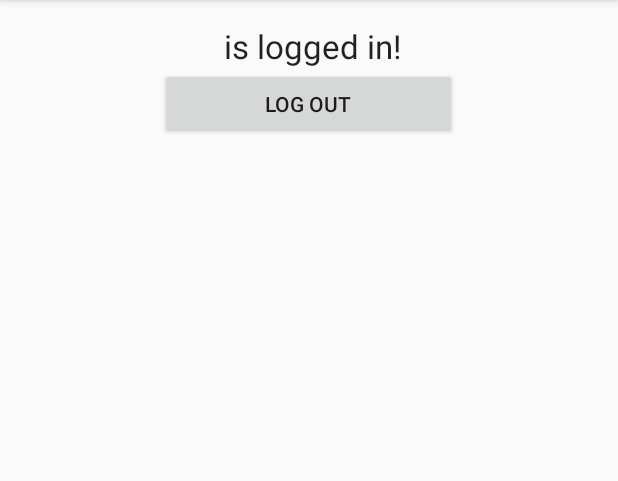
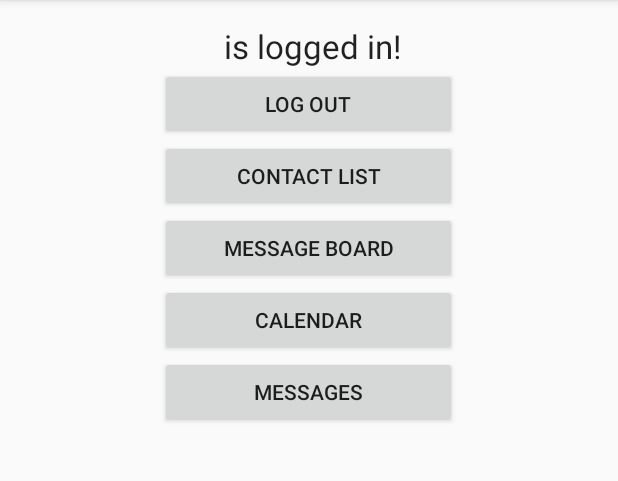
Before and after one commit to SIU-CS/Scholar_App-production, an Android app: the screen it shows after launch once a user with an empty profile is signed in (ProfileActivity), on a phone screen of 412 x 824 dp, the part 84-565 px from its top. Run offline under Robolectric (Android 15) with nearby library versions, the phone set to English and light mode, and no system bars; our stand-ins replace Firebase (no records; nobody signed in at launch, a user with empty details on screens opened directly).

Commit message:
Add buttons to lauch new activities

```diff
--- a/ScholarsProgramApp/app/src/main/java/siucs/scholarsprogramapp/ProfileActivity.java
+++ b/ScholarsProgramApp/app/src/main/java/siucs/scholarsprogramapp/ProfileActivity.java
@@ -19,6 +19,8 @@ public class ProfileActivity extends AppCompatActivity implements View.OnClickLi
     //create objects for GUI components
     private TextView textViewUserEmail;
     private Button buttonLogOut;
+    private Button buttonContactList;
+    private Button buttonMessageBoard;
 
 
     @Override
@@ -41,12 +43,16 @@ public class ProfileActivity extends AppCompatActivity implements View.OnClickLi
         //link objects with references to GUI components
         textViewUserEmail = (TextView) findViewById(R.id.textViewUserEmail);
         buttonLogOut = (Button) findViewById(R.id.buttonLogOut);
+        buttonContactList = (Button) findViewById(R.id.buttonContactList);
+        buttonMessageBoard = (Button) findViewById(R.id.buttonMessageBoard);
 
         //set textViewUserEmail text to let the user know they're logged in
         textViewUserEmail.setText(user.getEmail() + " is logged in!");
 
         //create onclicklistener for button
         buttonLogOut.setOnClickListener(this);
+        buttonContactList.setOnClickListener(this);
+        buttonMessageBoard.setOnClickListener(this);
 
 
     }
@@ -59,6 +65,13 @@ public class ProfileActivity extends AppCompatActivity implements View.OnClickLi
             firebaseAuth.signOut();
             finish();
             startActivity(new Intent(this, MainActivity.class));
+        } else if (view == buttonContactList) {
+            //need to create a new activity for the Contact List
+            // startActivity(new Intent(this, ContactsActivity.class));
+
+        }else if(view == buttonMessageBoard){
+            //need to create a new activity for the Contact List
+            // startActivity(new Intent(this, MessageBoardActivity.class));
         }
 
     }
--- a/ScholarsProgramApp/app/src/main/res/layout/activity_profile.xml
+++ b/ScholarsProgramApp/app/src/main/res/layout/activity_profile.xml
@@ -31,5 +31,33 @@
             android:layout_height="wrap_content"
             android:layout_gravity="center_horizontal"
             android:id="@+id/buttonLogOut" />
+
+        <Button
+            android:text="Contact List"
+            android:layout_width="198dp"
+            android:layout_height="wrap_content"
+            android:layout_gravity="center_horizontal"
+            android:id="@+id/buttonContactList" />
+
+        <Button
+            android:text="Message Board"
+            android:layout_width="198dp"
+            android:layout_height="wrap_content"
+            android:layout_gravity="center_horizontal"
+            android:id="@+id/buttonMessageBoard" />
+
+        <Button
+            android:text="Calendar"
+            android:layout_width="198dp"
+            android:layout_height="wrap_content"
+            android:layout_gravity="center_horizontal"
+            android:id="@+id/buttonCalendar" />
+
+        <Button
+            android:text="Messages"
+            android:layout_width="198dp"
+            android:layout_height="wrap_content"
+            android:layout_gravity="center_horizontal"
+            android:id="@+id/buttonMessages"/>
     </LinearLayout>
 </RelativeLayout>
```
